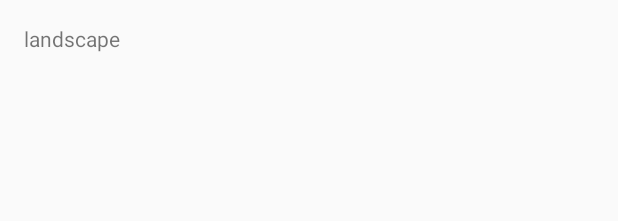
After one commit to ericsonyc/Android_Projects, an Android app: the layout orientation_landscape.xml on its own in the app's theme, with its tools: preview values and no code run, on a phone screen of 412 x 824 dp. The commit adds this screen. Shown: the top 221 px of the screen. Run offline under Robolectric (Android 15) with nearby library versions, the phone set to English and light mode, and no system bars.

Commit message:
commit ActivityLifeCycle project

```diff
--- /dev/null
+++ b/ActivityLifeCycle/app/src/main/res/layout/orientation_landscape.xml
@@ -0,0 +1,16 @@
+<RelativeLayout xmlns:android="http://schemas.android.com/apk/res/android"
+                xmlns:tools="http://schemas.android.com/tools"
+                android:layout_width="match_parent"
+                android:layout_height="match_parent"
+                android:paddingLeft="@dimen/activity_horizontal_margin"
+                android:paddingRight="@dimen/activity_horizontal_margin"
+                android:paddingTop="@dimen/activity_vertical_margin"
+                android:paddingBottom="@dimen/activity_vertical_margin"
+                tools:context="com.android.activitylifecycle.app.OrientationActivity">
+
+    <TextView
+            android:text="@string/landscape"
+            android:layout_width="wrap_content"
+            android:layout_height="wrap_content"/>
+
+</RelativeLayout>
--- a/ActivityLifeCycle/app/src/main/res/values/strings.xml
+++ b/ActivityLifeCycle/app/src/main/res/values/strings.xml
@@ -5,4 +5,6 @@
     <string name="action_settings">Settings</string>
     <string name="title_activity_target">TargetActivity</string>
     <string name="title_activity_orientation">OrientationActivity</string>
+    <string name="portrait">portrait</string>
+    <string name="landscape">landscape</string>
 </resources>
```
Also changed, not shown: ActivityLifeCycle/app/src/main/AndroidManifest.xml (+4 -3 lines), ActivityLifeCycle/app/src/main/java/com/android/activitylifecycle/app/OrientationActivity.java (+72 -2 lines), ActivityLifeCycle/app/src/main/res/layout/orientation_portrait.xml (added, +16 -0 lines).
